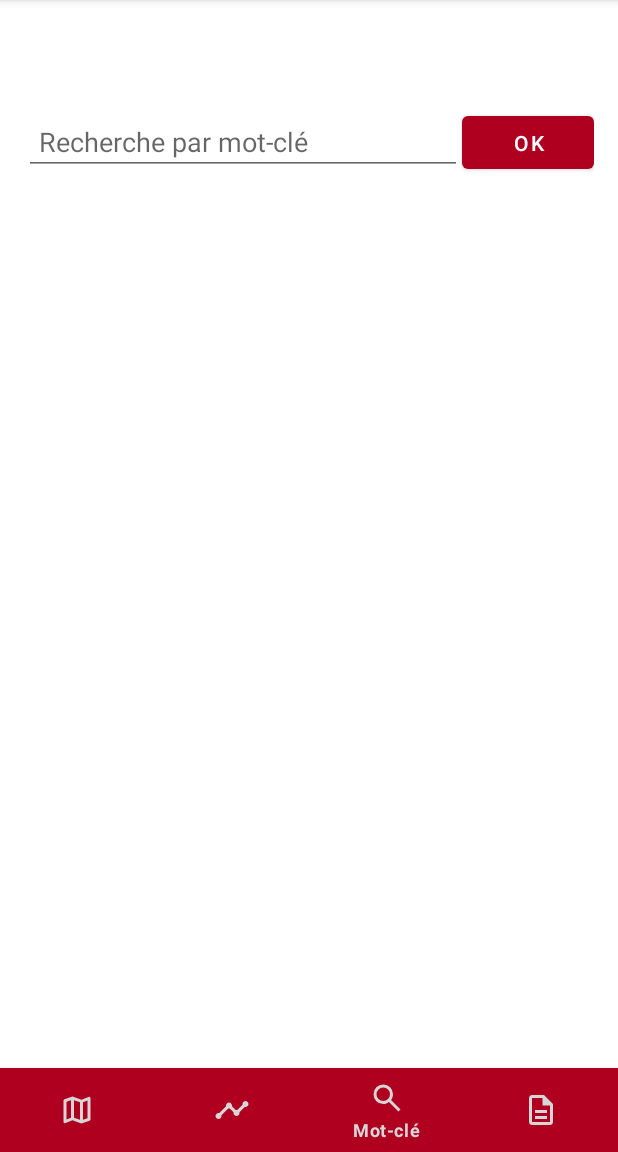
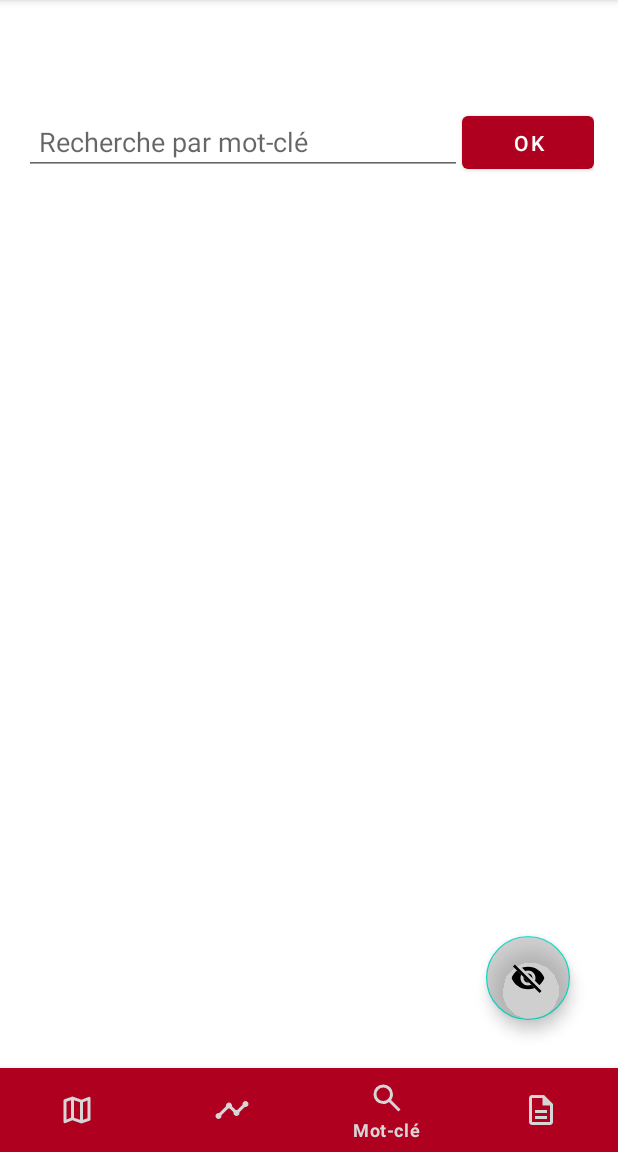
Before and after one commit to Fairy-Lucy/support-visite-fort-de-leveau, an Android app: the screen it shows after launch (MainActivity), item 3 of the bottom bar chosen, on a phone screen of 412 x 824 dp, the part 84-1236 px from its top. Run offline under Robolectric (Android 15) with nearby library versions, the light colour scheme and no system bars; our stand-ins replace Room's generated code; 2 statements that could not run were skipped.

Commit message:
système de filtre

```diff
--- a/app/src/main/java/app/support_visite_fdl/MotCleFragment.java
+++ b/app/src/main/java/app/support_visite_fdl/MotCleFragment.java
@@ -14,9 +14,12 @@ import androidx.fragment.app.Fragment;
 import androidx.recyclerview.widget.LinearLayoutManager;
 import androidx.recyclerview.widget.RecyclerView;
 
+import com.google.android.material.floatingactionbutton.FloatingActionButton;
+
 import java.util.ArrayList;
 import java.util.Arrays;
 import java.util.List;
+import java.util.Set;
 
 import app.support_visite_fdl.data.AppDatabase;
 import app.support_visite_fdl.data.AppDatabaseInstance;
@@ -25,10 +28,14 @@ import app.support_visite_fdl.data.entities.ImageEntity;
 public class MotCleFragment extends Fragment {
 
     private AutoCompleteTextView searchBar;
-    private RecyclerView recyclerView;
+    private RecyclerView recyclerViewResults;
+    private RecyclerView recyclerViewFilters;
     private ImageAdapter adapter;
+    private FilterAdapter filterAdapter;
     private AppDatabase db;
     private ArrayAdapter<String> motsCleAdapter;
+    private FloatingActionButton filterFab;
+    private Button applyFiltersButton;
 
     public MotCleFragment() {}
 
@@ -37,8 +44,10 @@ public class MotCleFragment extends Fragment {
         View view = inflater.inflate(R.layout.fragment_mot_cle, container, false);
 
         searchBar = view.findViewById(R.id.search_bar);
-        recyclerView = view.findViewById(R.id.recycler_view_results);
-        Button searchButton = view.findViewById(R.id.search_button);
+        recyclerViewResults = view.findViewById(R.id.recycler_view_results);
+        recyclerViewFilters = view.findViewById(R.id.recycler_view_filters);
+        filterFab = view.findViewById(R.id.filter_fab);
+        applyFiltersButton = view.findViewById(R.id.apply_filters_button);
 
         db = AppDatabaseInstance.getDatabase(requireContext());
 
@@ -47,22 +56,38 @@ public class MotCleFragment extends Fragment {
 
         new Thread(() -> {
             List<String> motsCles = db.motCleDao().getAllMotsCles();
-            requireActivity().runOnUiThread(() -> motsCleAdapter.addAll(motsCles));
+            requireActivity().runOnUiThread(() -> {
+                motsCleAdapter.addAll(motsCles);
+                filterAdapter = new FilterAdapter(motsCles);
+                recyclerViewFilters.setAdapter(filterAdapter);
+                recyclerViewFilters.setLayoutManager(new LinearLayoutManager(requireContext()));
+            });
         }).start();
 
-        recyclerView.setLayoutManager(new LinearLayoutManager(requireContext()));
+        recyclerViewResults.setLayoutManager(new LinearLayoutManager(requireContext()));
         adapter = new ImageAdapter();
-        recyclerView.setAdapter(adapter);
+        recyclerViewResults.setAdapter(adapter);
 
-        searchButton.setOnClickListener(v -> {
-            String texte = searchBar.getText().toString().trim();
-            if (!texte.isEmpty()) {
-                List<String> mots = Arrays.asList(texte.split(";"));
-                new Thread(() -> {
-                    List<ImageEntity> resultats = db.imageDao().chercherImagesParMotsCle(mots, mots.size());
-                    requireActivity().runOnUiThread(() -> adapter.setImages(resultats));
-                }).start();
+        filterFab.setOnClickListener(v -> {
+            if (recyclerViewFilters.getVisibility() == View.GONE) {
+                recyclerViewFilters.setVisibility(View.VISIBLE);
+                applyFiltersButton.setVisibility(View.VISIBLE);
+            } else {
+                recyclerViewFilters.setVisibility(View.GONE);
+                applyFiltersButton.setVisibility(View.GONE);
             }
+        });
+
+        applyFiltersButton.setOnClickListener(v -> {
+            Set<String> selectedFilters = filterAdapter.getSelectedFilters();
+            new Thread(() -> {
+                List<ImageEntity> resultats = db.imageDao().chercherImagesParMotsCle(new ArrayList<>(selectedFilters), selectedFilters.size());
+                requireActivity().runOnUiThread(() -> {
+                    adapter.setImages(resultats);
+                    recyclerViewFilters.setVisibility(View.GONE);
+                    applyFiltersButton.setVisibility(View.GONE);
+                });
+            }).start();
         });
 
         return view;
--- a/app/src/main/res/layout/fragment_mot_cle.xml
+++ b/app/src/main/res/layout/fragment_mot_cle.xml
@@ -13,7 +13,6 @@
         android:imeOptions="actionSearch"
         android:inputType="text"
         android:padding="10dp"
-        android:completionThreshold="1"
         app:layout_constraintTop_toTopOf="parent"
         app:layout_constraintLeft_toLeftOf="parent"
         app:layout_constraintRight_toLeftOf="@+id/search_button" />
@@ -28,11 +27,41 @@
         app:layout_constraintRight_toRightOf="parent" />
 
     <androidx.recyclerview.widget.RecyclerView
+        android:id="@+id/recycler_view_filters"
+        android:layout_width="match_parent"
+        android:layout_height="wrap_content"
+        android:visibility="gone"
+        android:layout_marginTop="16dp"
+        app:layout_constraintTop_toBottomOf="@id/search_bar"
+        app:layout_constraintLeft_toLeftOf="parent"
+        app:layout_constraintRight_toRightOf="parent" />
+
+    <Button
+        android:id="@+id/apply_filters_button"
+        android:layout_width="wrap_content"
+        android:layout_height="wrap_content"
+        android:text="Appliquer les filtres"
+        android:visibility="gone"
+        app:layout_constraintTop_toBottomOf="@+id/recycler_view_filters"
+        app:layout_constraintLeft_toLeftOf="parent"
+        app:layout_constraintRight_toRightOf="parent" />
+
+    <com.google.android.material.floatingactionbutton.FloatingActionButton
+        android:id="@+id/filter_fab"
+        android:layout_width="wrap_content"
+        android:layout_height="wrap_content"
+        android:layout_margin="16dp"
+        android:src="@drawable/test2"
+        android:backgroundTint="#80A0A0A0"
+        app:layout_constraintBottom_toBottomOf="parent"
+        app:layout_constraintRight_toRightOf="parent" />
+
+    <androidx.recyclerview.widget.RecyclerView
         android:id="@+id/recycler_view_results"
         android:layout_width="0dp"
         android:layout_height="0dp"
         android:paddingTop="16dp"
-        app:layout_constraintTop_toBottomOf="@id/search_bar"
+        app:layout_constraintTop_toBottomOf="@+id/apply_filters_button"
         app:layout_constraintBottom_toBottomOf="parent"
         app:layout_constraintLeft_toLeftOf="parent"
         app:layout_constraintRight_toRightOf="parent" />
```
Also changed, not shown: app/src/main/res/layout/item_filter.xml (added, +20 -0 lines).
